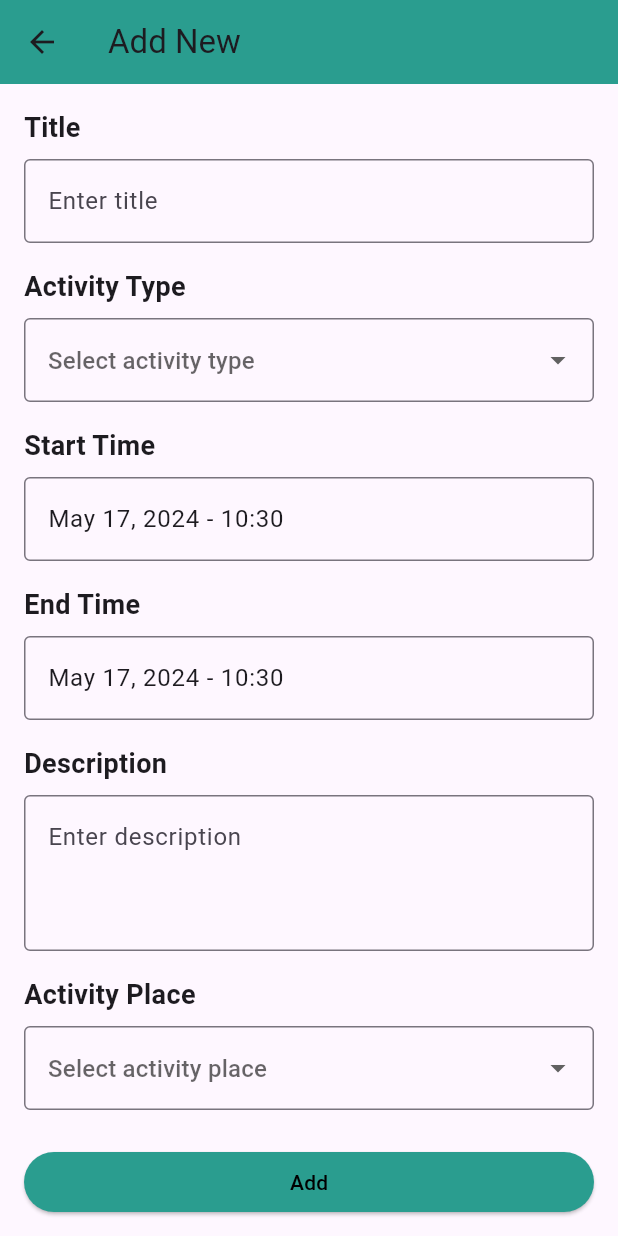
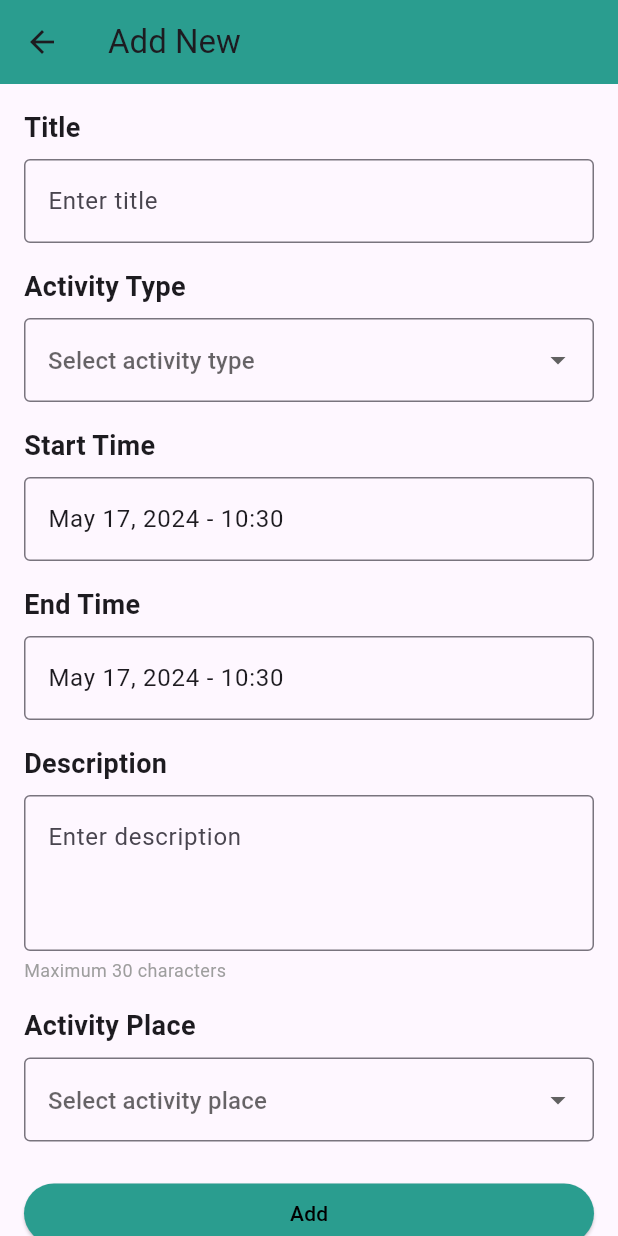
Before and after one commit to Pickardss/CalendarAndToDolist, a Flutter app: the AddNewScreen screen opened directly, on a phone screen of 412 x 824 dp. Run offline on Flutter 3.47's test engine with Material 3 defaults, Android fonts, the light colour scheme and no system bars; drawn by our look-alikes of date_time_picker.

Commit message:
characterlimit

```diff
--- a/lib/screens/addnew_screen.dart
+++ b/lib/screens/addnew_screen.dart
@@ -1,5 +1,6 @@
 import 'package:flutter/material.dart';
 import 'package:date_time_picker/date_time_picker.dart';
+import 'package:flutter/services.dart';
 
 class AddNewScreen extends StatelessWidget {
   @override
@@ -104,9 +105,18 @@
                 SizedBox(height: 8),
                 TextField(
                   maxLines: 3,
+                  inputFormatters: [LengthLimitingTextInputFormatter(30)],
                   decoration: InputDecoration(
                     border: OutlineInputBorder(),
                     hintText: 'Enter description',
+                  ),
+                ),
+                SizedBox(height: 4),
+                Text(
+                  'Maximum 30 characters',
+                  style: TextStyle(
+                    fontSize: 12,
+                    color: Colors.grey,
                   ),
                 ),
                 SizedBox(height: 16),
```
